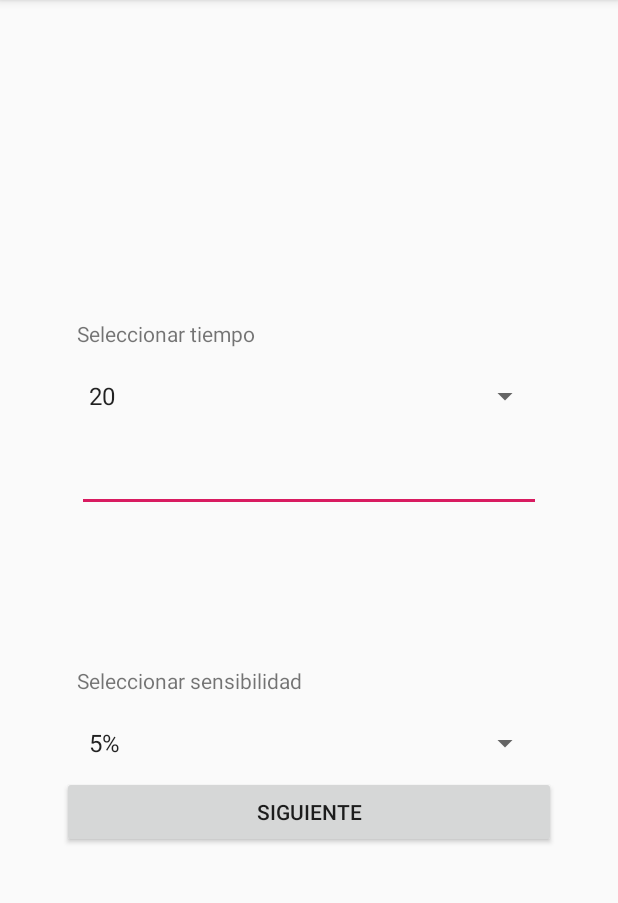
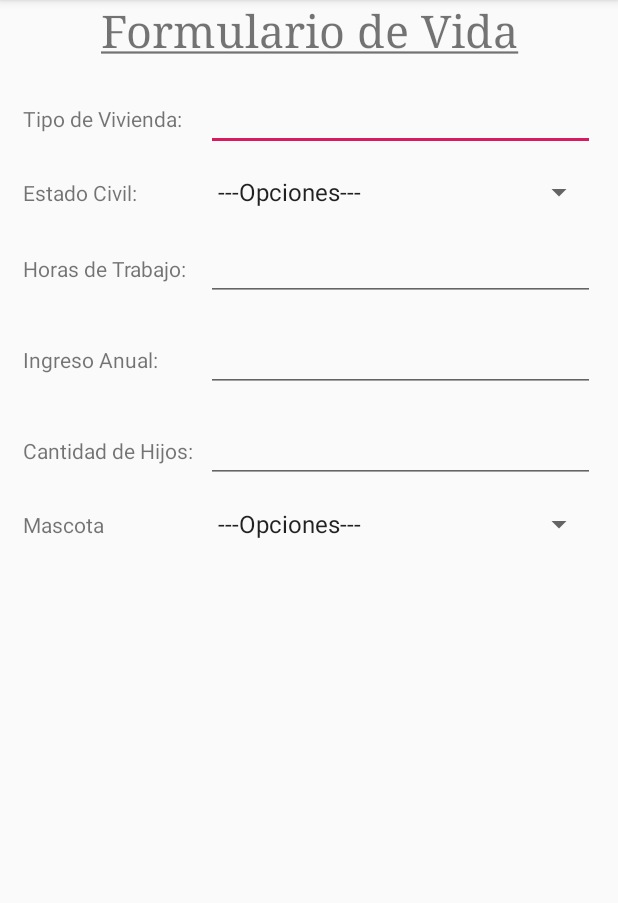
Before and after one commit to n1m0d0/opronquido, an Android app: the screen it shows after launch (configuracion before the commit, formularioinfovida after it), on a phone screen of 412 x 824 dp, the part 84-987 px from its top. Run offline under Robolectric (Android 15) with nearby library versions, the phone set to English and light mode, and no system bars.

Commit message:
Formularios de vida y medico

```diff
--- a/app/build.gradle
+++ b/app/build.gradle
@@ -22,6 +22,7 @@ dependencies {
     implementation fileTree(dir: 'libs', include: ['*.jar'])
     implementation 'com.android.support:appcompat-v7:28.0.0'
     implementation 'com.android.support.constraint:constraint-layout:1.1.3'
+    implementation 'com.android.support:design:28.0.0'
     testImplementation 'junit:junit:4.12'
     androidTestImplementation 'com.android.support.test:runner:1.0.2'
     androidTestImplementation 'com.android.support.test.espresso:espresso-core:3.0.2'
--- a/app/src/main/AndroidManifest.xml
+++ b/app/src/main/AndroidManifest.xml
@@ -12,7 +12,9 @@
         android:roundIcon="@mipmap/ic_launcher_round"
         android:supportsRtl="true"
         android:theme="@style/AppTheme">
-        <activity android:name=".tiempoespera"></activity>
+        <activity android:name=".medica"></activity>
+        <activity android:name=".formularioinfovida" />
+        <activity android:name=".tiempoespera" />
         <activity android:name=".resultados" />
         <activity android:name=".monitoreo" />
         <activity android:name=".configuracion" />
--- a/app/src/main/java/ajatic/com/snoreop/MainActivity.java
+++ b/app/src/main/java/ajatic/com/snoreop/MainActivity.java
@@ -58,7 +58,7 @@ public class MainActivity extends AppCompatActivity {
                     conexion.cerrar();
                 }
 
-                ir = new Intent(MainActivity.this, configuracion.class);
+                ir = new Intent(MainActivity.this, formularioinfovida.class);
                 startActivity(ir);
                 finish();
             }
--- a/app/src/main/java/ajatic/com/snoreop/configuracion.java
+++ b/app/src/main/java/ajatic/com/snoreop/configuracion.java
@@ -46,10 +46,8 @@ public class configuracion extends AppCompatActivity {
             ArrayAdapter<String> adatadorSensibilidad = new ArrayAdapter<String>(configuracion.this,android.R.layout.simple_spinner_item,sensibilidad);
             spSensibilidad.setAdapter(adatadorSensibilidad);
             int posicionTiempoInicial = Integer.parseInt(cursorConfiguracion.getString(2)) - 1;
-            Log.w("posicionTiempoInicial", "" + posicionTiempoInicial);
             spTiempoInicio.setSelection(posicionTiempoInicial);
             int posicionSensibilidad = Integer.parseInt(cursorConfiguracion.getString(1)) - 1;
-            Log.w("posicionSensibilidad", "" + posicionSensibilidad);
             spSensibilidad.setSelection(posicionSensibilidad);
             conexion.cerrar();
         } catch (Exception e) {
@@ -67,7 +65,7 @@ public class configuracion extends AppCompatActivity {
                 } catch (Exception e) {
                     e.printStackTrace();
                 }
-                Log.w("idTiempoInicial", idTiempoInicial);
+                //Log.w("idTiempoInicial", idTiempoInicial);
             }
 
             @Override
--- /dev/null
+++ b/app/src/main/java/ajatic/com/snoreop/formularioinfovida.java
@@ -0,0 +1,32 @@
+package ajatic.com.snoreop;
+
+import android.support.v7.app.AppCompatActivity;
+import android.os.Bundle;
+import android.widget.ArrayAdapter;
+import android.widget.Spinner;
+
+public class formularioinfovida extends AppCompatActivity {
+
+    Spinner spConvivencia,spMascota;
+    String conviencia [] = {"---Opciones---","Soltera(o)","Casada(o)","Divorciada(o)","Viuda(o)"};
+    String mascota [] = {"---Opciones---","Si", "No"};
+
+
+    @Override
+    protected void onCreate(Bundle savedInstanceState) {
+        super.onCreate(savedInstanceState);
+        setContentView(R.layout.activity_formularioinfovida);
+
+        spConvivencia = findViewById(R.id.spConvivencia);
+        spMascota = findViewById(R.id.spMascota);
+
+
+        ArrayAdapter eCivil = new ArrayAdapter(this,android.R.layout.simple_spinner_item,conviencia);
+        spConvivencia.setAdapter(eCivil);
+
+        ArrayAdapter pet = new ArrayAdapter(this,android.R.layout.simple_spinner_item,mascota);
+        spMascota.setAdapter(pet);
+
+
+    }
+}
--- /dev/null
+++ b/app/src/main/res/layout/activity_formularioinfovida.xml
@@ -0,0 +1,197 @@
+<?xml version="1.0" encoding="utf-8"?>
+<LinearLayout xmlns:android="http://schemas.android.com/apk/res/android"
+    xmlns:app="http://schemas.android.com/apk/res-auto"
+    xmlns:tools="http://schemas.android.com/tools"
+    android:layout_width="match_parent"
+    android:layout_height="match_parent"
+    android:orientation="vertical"
+    tools:context=".formularioinfovida">
+
+    <ScrollView
+        android:layout_width="match_parent"
+        android:layout_height="match_parent">
+
+        <LinearLayout
+            android:layout_width="match_parent"
+            android:layout_height="match_parent"
+            android:orientation="vertical">
+
+            <TextView
+                android:layout_width="match_parent"
+                android:layout_height="wrap_content"
+                android:text="@string/Titulo_formulario_vida"
+                android:gravity="center"
+                android:typeface="serif"
+                android:textSize="@dimen/tamanho_titulo"
+
+                />
+
+                    <!--Tipo Vivienda-->
+            <LinearLayout
+                android:layout_width="match_parent"
+                android:layout_height="wrap_content"
+                android:orientation="horizontal"
+                android:weightSum="12"
+                android:layout_marginTop="@dimen/distancia"
+                 >
+
+                    <TextView
+                        android:layout_width="match_parent"
+                        android:layout_height="wrap_content"
+                        android:layout_weight="8"
+                        android:text="@string/Tipo_Vivienda"
+                        android:layout_marginLeft="@dimen/margenTexto"
+
+                        />
+
+                    <EditText
+                        android:id="@+id/etVivienda"
+                        android:layout_width="match_parent"
+                        android:layout_height="wrap_content"
+                        android:layout_weight="4"
+                        android:layout_marginRight="@dimen/margenderecho"
+                        />
+            </LinearLayout>
+
+                            <!--Estado Civil-->
+            <LinearLayout
+                android:layout_width="match_parent"
+                android:layout_height="wrap_content"
+                android:orientation="horizontal"
+                android:weightSum="12"
+                android:layout_marginTop="@dimen/distancia"
+                >
+
+                <TextView
+                    android:layout_width="match_parent"
+                    android:layout_height="wrap_content"
+                    android:layout_weight="8"
+                    android:text="@string/Tipo_Convivencia"
+                    android:layout_marginLeft="@dimen/margenTexto"
+                    />
+
+                <Spinner
+                    android:id="@+id/spConvivencia"
+                    android:layout_width="match_parent"
+                    android:layout_height="wrap_content"
+                    android:layout_weight="4"
+                    android:layout_marginRight="@dimen/margenderecho"
+                    android:spinnerMode="dropdown"
+                    />
+
+            </LinearLayout>
+
+                        <!--Horas de Trabajo-->
+            <LinearLayout
+                android:layout_width="match_parent"
+                android:layout_height="wrap_content"
+                android:orientation="horizontal"
+                android:weightSum="12"
+                android:layout_marginTop="@dimen/distancia"
+                >
+
+                <TextView
+                    android:layout_width="match_parent"
+                    android:layout_height="wrap_content"
+                    android:layout_weight="8"
+                    android:text="@string/Horas_Trabajo"
+                    android:layout_marginLeft="@dimen/margenTexto"
+                    />
+
+                <EditText
+                    android:id="@+id/etHorasTrabajo"
+                    android:layout_width="match_parent"
+                    android:layout_height="wrap_content"
+                    android:layout_weight="4"
+                    android:inputType="number"
+                    android:layout_marginRight="@dimen/margenderecho"
+                    />
+            </LinearLayout>
+
+                            <!--Ingreso Anual-->
+            <LinearLayout
+                android:layout_width="match_parent"
+                android:layout_height="wrap_content"
+                android:orientation="horizontal"
+                android:weightSum="12"
+                android:layout_marginTop="@dimen/distancia"
+                >
+
+                <TextView
+                    android:layout_width="match_parent"
+                    android:layout_height="wrap_content"
+                    android:layout_weight="8"
+                    android:text="@string/Ingreso_anual"
+                    android:layout_marginLeft="@dimen/margenTexto"
+                    />
+
+                <EditText
+                    android:id="@+id/etIngresoAnual"
+                    android:layout_width="match_parent"
+                    android:layout_height="wrap_content"
+                    android:layout_weight="4"
+                    android:inputType="numberDecimal"
+                    android:layout_marginRight="@dimen/margenderecho"
+                    />
+            </LinearLayout>
+
+                           <!--Número de Hijos-->
+            <LinearLayout
+                android:layout_width="match_parent"
+                android:layout_height="wrap_content"
+                android:orientation="horizontal"
+                android:weightSum="12"
+                android:layout_marginTop="@dimen/distancia"
+                >
+
+                <TextView
+                    android:layout_width="match_parent"
+                    android:layout_height="wrap_content"
+                    android:layout_weight="8"
+                    android:text="@string/Hijos"
+                    android:layout_marginLeft="@dimen/margenTexto"
+                    />
+
+                <EditText
+                    android:id="@+id/etHijos"
+                    android:layout_width="match_parent"
+                    android:layout_height="wrap_content"
+                    android:layout_weight="4"
+                    android:inputType="number"
+                    android:layout_marginRight="@dimen/margenderecho"
+                    />
+            </LinearLayout>
+
+
+                            <!--Mascota-->
+            <LinearLayout
+                android:layout_width="match_parent"
+                android:layout_height="wrap_content"
+                android:orientation="horizontal"
+                android:weightSum="12"
+                android:layout_marginTop="@dimen/distancia"
+                >
+
+                <TextView
+                    android:layout_width="match_parent"
+                    android:layout_height="wrap_content"
+                    android:layout_weight="8"
+                    android:text="Mascota"
+                    android:layout_marginLeft="@dimen/margenTexto"
+                    />
+
+                <Spinner
+                    android:id="@+id/spMascota"
+                    android:layout_width="match_parent"
+                    android:layout_height="wrap_content"
+                    android:layout_weight="4"
+                    android:layout_marginRight="@dimen/margenderecho"
+                    />
+            </LinearLayout>
+
+
+
+        </LinearLayout>>
+    </ScrollView>
+
+</LinearLayout>
--- a/app/src/main/res/values/dimens.xml
+++ b/app/src/main/res/values/dimens.xml
@@ -4,4 +4,13 @@
     <dimen name="logoHeight">200dp</dimen>
     <dimen name="title">45dp</dimen>
     <dimen name="margin">10dp</dimen>
+    <dimen name="distancia">15dp</dimen>
+    <dimen name="margenTexto">15dp</dimen>
+    <dimen name="app_bar_height">180dp</dimen>
+    <dimen name="fab_margin">16dp</dimen>
+    <dimen name="text_margin">16dp</dimen>
+    <dimen name="tamanho_titulo">30dp</dimen>
+    <dimen name="tamanho_textos">18dp</dimen>
+    <dimen name="margenderecho">15dp</dimen>
+
 </resources>
--- a/app/src/main/res/values/strings.xml
+++ b/app/src/main/res/values/strings.xml
@@ -8,5 +8,22 @@
     <string name="botonResultado">Resultado</string>
     <string name="botonFinalizar">Finalizar</string>
     <string name="resultadoTitulo">Resultados</string>
+    <string name="title_activity_infovida">infovida</string>
+
+    <!-- Formulario de vida-->
+    <string name="Titulo_formulario_vida"><u>Formulario de Vida</u></string>
+    <string name="Tipo_Vivienda">Tipo de Vivienda:</string>
+    <string name="Tipo_Convivencia">Estado Civil:</string>
+    <string name="Horas_Trabajo">Horas de Trabajo:</string>
+    <string name="Ingreso_anual">Ingreso Anual:</string>
+    <string name="Hijos">Cantidad de Hijos:</string>
+    <!--Informacion medica-->
+    <string name="TituloinfoMedica"><u>Información Médica</u></string>
+    <string name="Afecciones">Afecciones:</string>
+    <string name="Alergias">Alergias:</string>
+    <string name="Tipo_Sangre">Tipo de Sangre:</string>
+
+
+
 
 </resources>
```
Also changed, not shown: app/src/main/java/ajatic/com/snoreop/medica.java (added, +31 -0 lines), app/src/main/res/layout/activity_medica.xml (added, +117 -0 lines), app/src/main/res/values/styles.xml (+8 -0 lines).
